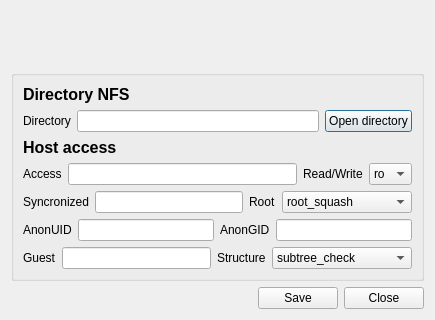
This is src/gui/NfsConfig.ui in kratos83/CondresControlCenter as Qt 5 draws it before an edit; both pictures show x 0 to 435 and y 140 to 460 of the 435 by 460 pixel window. The edited form follows.
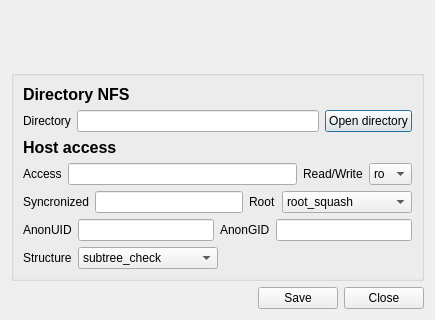
This is the edited form. Icons and pictures are not drawn.

Diff of the .ui file:
```diff
--- a/src/gui/NfsConfig.ui
+++ b/src/gui/NfsConfig.ui
@@ -218,16 +218,6 @@
       </item>
       <item row="6" column="0">
        <layout class="QHBoxLayout" name="horizontalLayout_7">
-        <item>
-         <widget class="QLabel" name="label_11">
-          <property name="text">
-           <string>Guest</string>
-          </property>
-         </widget>
-        </item>
-        <item>
-         <widget class="QLineEdit" name="lineEditGuest"/>
-        </item>
         <item>
          <widget class="QLabel" name="label_12">
           <property name="text">
@@ -255,6 +245,19 @@
           </item>
          </widget>
         </item>
+        <item>
+         <spacer name="horizontalSpacer_4">
+          <property name="orientation">
+           <enum>Qt::Horizontal</enum>
+          </property>
+          <property name="sizeHint" stdset="0">
+           <size>
+            <width>40</width>
+            <height>20</height>
+           </size>
+          </property>
+         </spacer>
+        </item>
        </layout>
       </item>
      </layout>
```
Left out of the diff: 1 changed line with no effect on the pictures.
